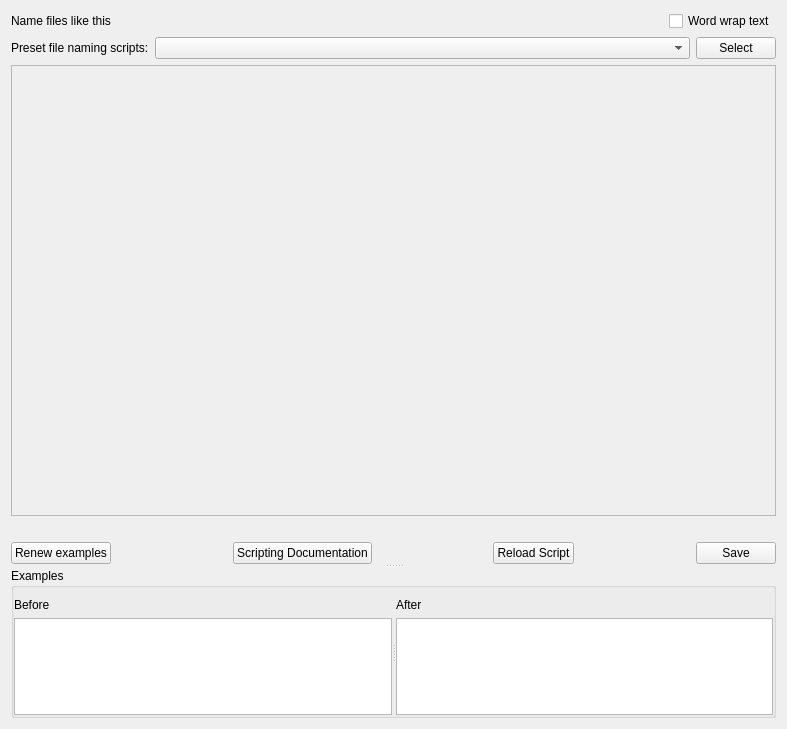
This is ui/scripteditor.ui in metabrainz/picard as Qt 5 draws it before an edit. The edited form follows.
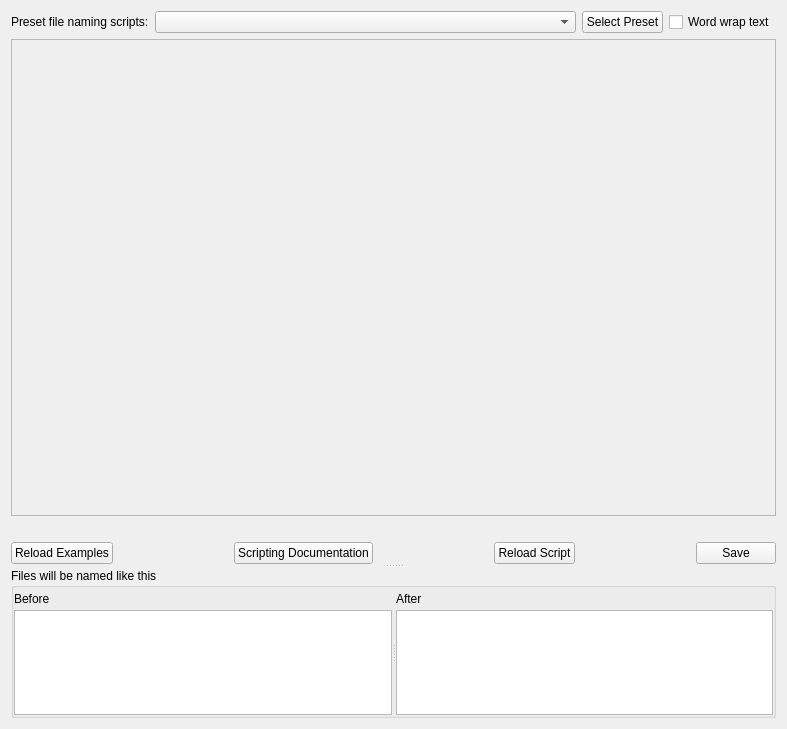
This is the edited form. Custom widgets are drawn as their Qt base class.

Commit message: Remove script display from Options page.  Add note about examples.

Diff of the .ui file:
```diff
--- a/ui/scripteditor.ui
+++ b/ui/scripteditor.ui
@@ -75,43 +75,6 @@
        <property name="bottomMargin">
         <number>0</number>
        </property>
-       <item>
-        <layout class="QHBoxLayout" name="horizontalLayout">
-         <property name="bottomMargin">
-          <number>0</number>
-         </property>
-         <item>
-          <widget class="QLabel" name="file_naming_format_label">
-           <property name="text">
-            <string>Name files like this</string>
-           </property>
-          </widget>
-         </item>
-         <item>
-          <spacer name="horizontalSpacer_4">
-           <property name="orientation">
-            <enum>Qt::Horizontal</enum>
-           </property>
-           <property name="sizeHint" stdset="0">
-            <size>
-             <width>40</width>
-             <height>20</height>
-            </size>
-           </property>
-          </spacer>
-         </item>
-         <item>
-          <widget class="QCheckBox" name="file_naming_word_wrap">
-           <property name="toolTip">
-            <string>Word wrap long lines in the editor</string>
-           </property>
-           <property name="text">
-            <string>Word wrap text</string>
-           </property>
-          </widget>
-         </item>
-        </layout>
-       </item>
        <item>
         <layout class="QHBoxLayout" name="horizontalLayout_2">
          <property name="bottomMargin">
@@ -119,6 +82,18 @@
          </property>
          <item>
           <widget class="QLabel" name="label">
+           <property name="sizePolicy">
+            <sizepolicy hsizetype="Preferred" vsizetype="Preferred">
+             <horstretch>0</horstretch>
+             <verstretch>0</verstretch>
+            </sizepolicy>
+           </property>
+           <property name="minimumSize">
+            <size>
+             <width>130</width>
+             <height>0</height>
+            </size>
+           </property>
            <property name="text">
             <string>Preset file naming scripts:</string>
            </property>
@@ -146,7 +121,17 @@
             <string>Load the selected preset script into the editor</string>
            </property>
            <property name="text">
-            <string>Select</string>
+            <string>Select Preset</string>
+           </property>
+          </widget>
+         </item>
+         <item>
+          <widget class="QCheckBox" name="file_naming_word_wrap">
+           <property name="toolTip">
+            <string>Word wrap long lines in the editor</string>
+           </property>
+           <property name="text">
+            <string>Word wrap text</string>
            </property>
           </widget>
          </item>
@@ -210,7 +195,7 @@
             <string>Up to 10 items chosen at random from files selected in the main window</string>
            </property>
            <property name="text">
-            <string>Renew examples</string>
+            <string>Reload Examples</string>
            </property>
           </widget>
          </item>
@@ -313,7 +298,7 @@
        </size>
       </property>
       <property name="title">
-       <string>Examples</string>
+       <string>Files will be named like this</string>
       </property>
       <layout class="QVBoxLayout" name="verticalLayout">
        <property name="leftMargin">
@@ -344,11 +329,14 @@
            <enum>QFrame::Raised</enum>
           </property>
           <layout class="QVBoxLayout" name="verticalLayout_4">
+           <property name="spacing">
+            <number>4</number>
+           </property>
            <property name="leftMargin">
             <number>0</number>
            </property>
            <property name="topMargin">
-            <number>10</number>
+            <number>4</number>
            </property>
            <property name="rightMargin">
             <number>0</number>
@@ -383,11 +371,14 @@
            <enum>QFrame::Raised</enum>
           </property>
           <layout class="QVBoxLayout" name="verticalLayout_6">
+           <property name="spacing">
+            <number>4</number>
+           </property>
            <property name="leftMargin">
             <number>0</number>
            </property>
            <property name="topMargin">
-            <number>10</number>
+            <number>4</number>
            </property>
            <property name="rightMargin">
             <number>0</number>
```
The commit also changes 5 other files.
